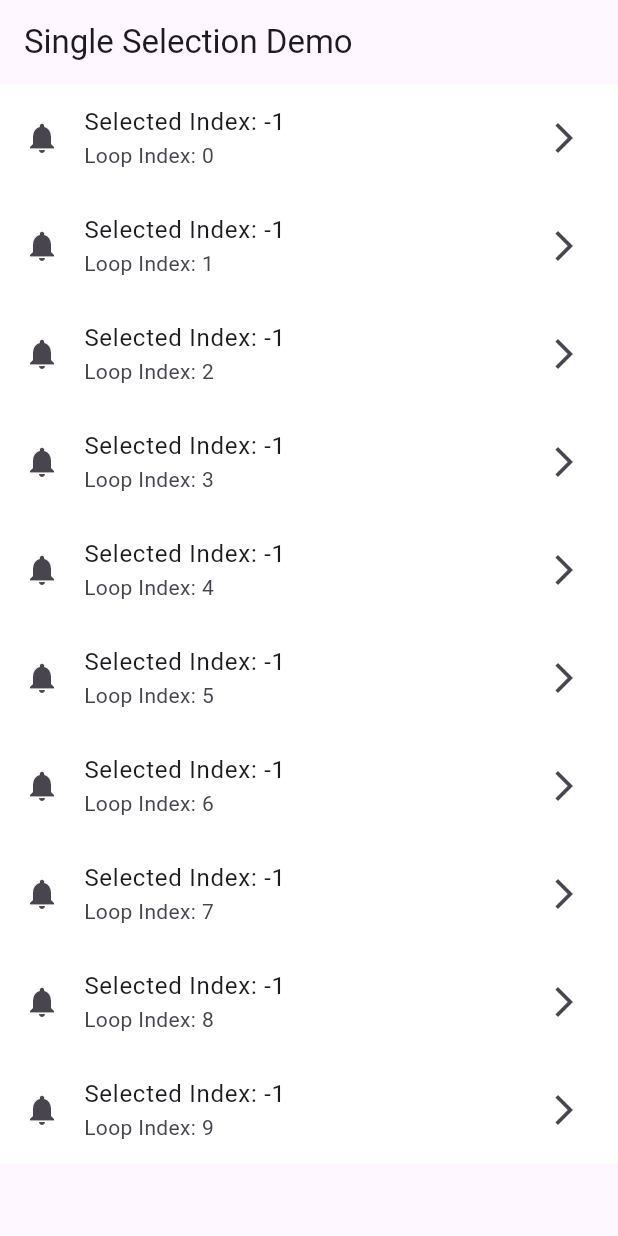
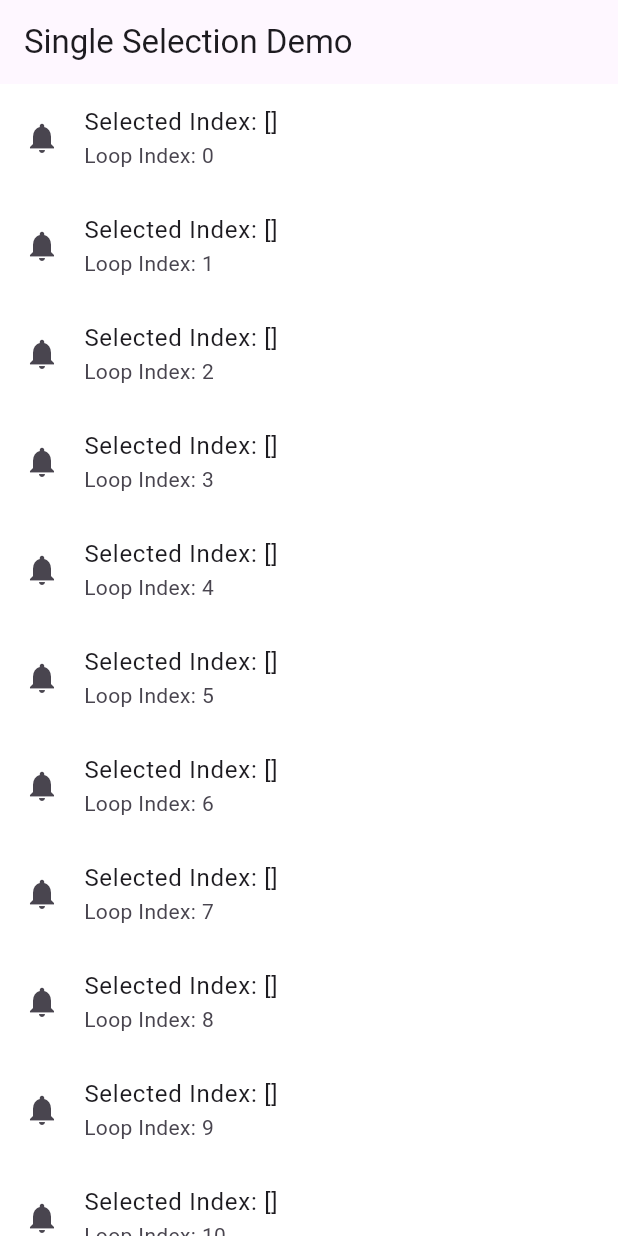
Before and after one commit to MuhammadAliKust/Flutter-B7, a Flutter app: the screen it shows after launch, on a phone screen of 412 x 824 dp. Run offline on Flutter 3.47's test engine with Material 3 defaults, Android fonts, the phone set to English and light mode, and no system bars.

Commit message:
Multiple Selection Done

```diff
--- a/lib/single_seletion_demo.dart
+++ b/lib/single_seletion_demo.dart
@@ -1,3 +1,5 @@
+import 'dart:developer';
+
 import 'package:flutter/material.dart';
 
 class SingleSeletionDemo extends StatefulWidget {
@@ -8,7 +10,7 @@ class SingleSeletionDemo extends StatefulWidget {
 }
 
 class _SingleSeletionDemoState extends State<SingleSeletionDemo> {
-  int selectedIndex = -1;
+  List<int> selectedIndex = [];
 
   @override
   Widget build(BuildContext context) {
@@ -16,19 +18,21 @@ class _SingleSeletionDemoState extends State<SingleSeletionDemo> {
       appBar: AppBar(
         title: Text("Single Selection Demo"),
       ),
-      body: ListView.builder(
-          itemCount: 10,
-          itemBuilder: (context, i) {
+      body: ListView.builder(itemBuilder: (context, i) {
         return ListTile(
           onTap: () {
-                selectedIndex = i;
+            if (selectedIndex.contains(i)) {
+              selectedIndex.remove(i);
+            } else {
+              selectedIndex.add(i);
+            }
+
             setState(() {});
           },
-              tileColor: selectedIndex == i ? Colors.blue : Colors.white,
+          tileColor: selectedIndex.contains(i) ? Colors.blue : Colors.white,
           leading: Icon(Icons.notifications),
-              title: Text("Selected Index: $selectedIndex"),
+          title: Text("Selected Index: ${selectedIndex.toString()}"),
           subtitle: Text("Loop Index: $i"),
-              trailing: Icon(Icons.arrow_forward_ios),
         );
       }),
     );
```
Lines whose indentation alone changed are shown as unchanged.
